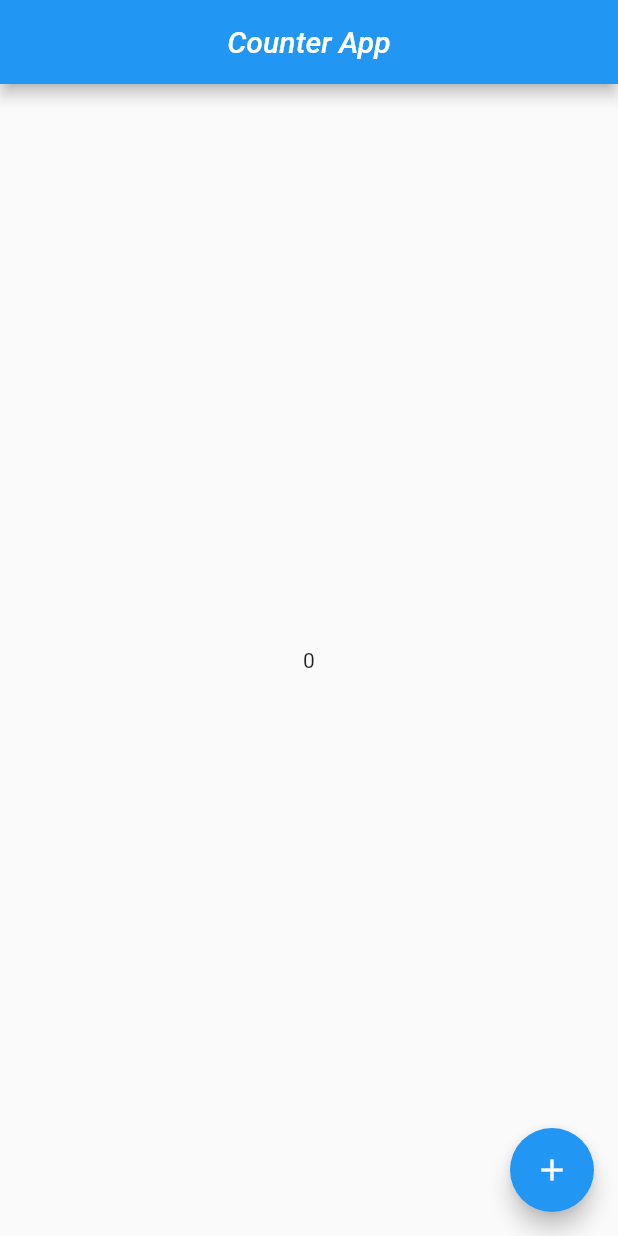
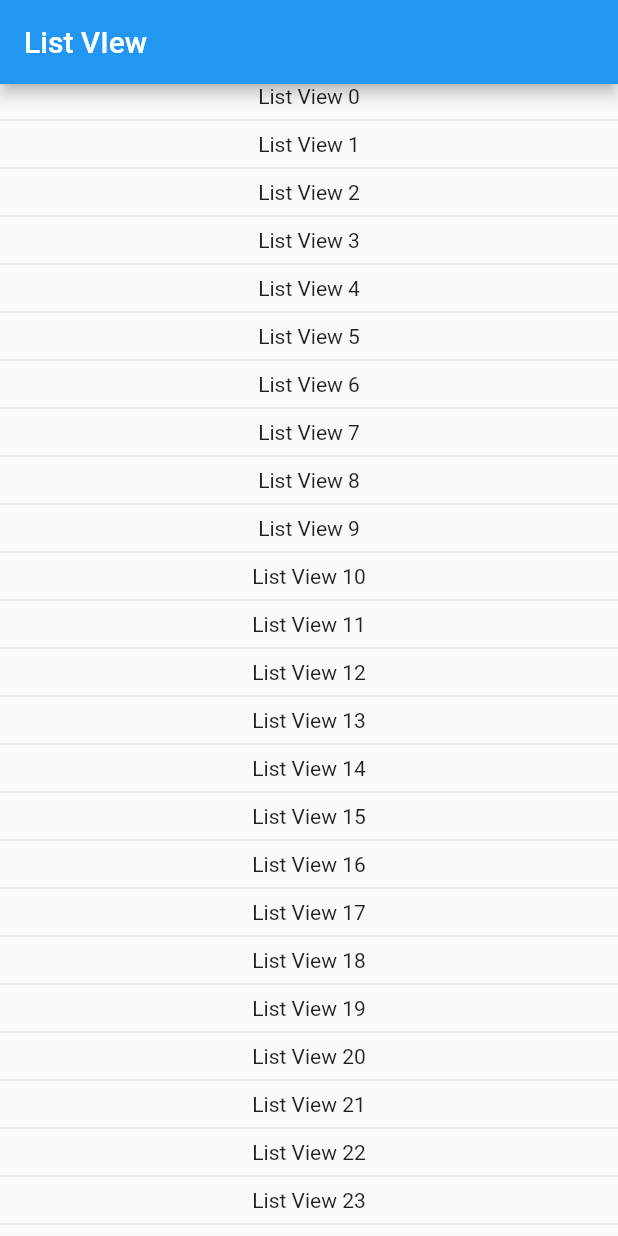
Before and after one commit to j3rinpaul/flutter_new, a Flutter app: the screen it shows after launch, on a phone screen of 412 x 824 dp. Run offline on Flutter 3.47's test engine with Material 2 defaults, Android fonts, the phone set to English and light mode, and no system bars.

Commit message:
List View_1

```diff
--- /dev/null
+++ b/lib/list_view.dart
@@ -0,0 +1,34 @@
+import 'package:flutter/material.dart';
+
+class ListViewSample extends StatefulWidget {
+  const ListViewSample({super.key});
+
+  @override
+  State<ListViewSample> createState() => _ListViewSampleState();
+}
+
+class _ListViewSampleState extends State<ListViewSample> {
+  @override
+  Widget build(BuildContext context) {
+    return Scaffold(
+      appBar: AppBar(
+        title: Text("List VIew"),
+      ),
+      body: Center(
+        child: ListView(
+          //for listing elements listview is used
+          //if column is used the pixels would break at the very end and that would result in error
+
+          children: List.generate(100, (index) {
+            return Column(
+              children: [
+                Text("List View $index"),
+                Divider(),
+              ],
+            );
+          }),
+        ),
+      ),
+    );
+  }
+}
--- a/lib/main.dart
+++ b/lib/main.dart
@@ -1,5 +1,6 @@
 import 'package:flutter/material.dart';
-import 'package:textfield/screen_home.dart';
+import 'package:textfield/list_view.dart';
+
 
 void main() {
   runApp(Myapp());
@@ -12,7 +13,7 @@ class Myapp extends StatelessWidget {
   Widget build(BuildContext context) {
     return MaterialApp(
       theme: ThemeData(primaryColor: Colors.blueGrey),
-      home: HomeScreen(),
+      home: ListViewSample(),
     );
   }
 }
```
